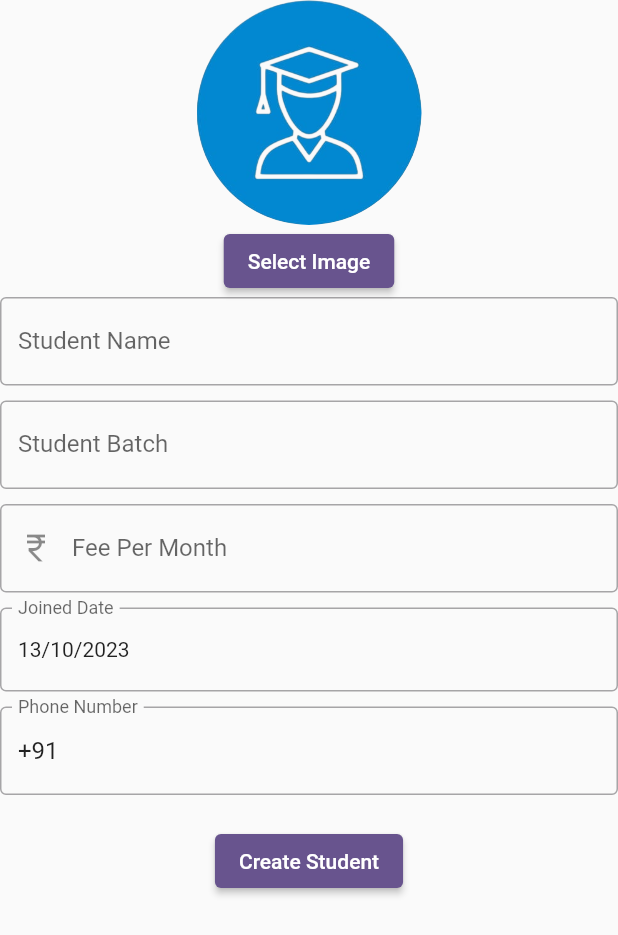
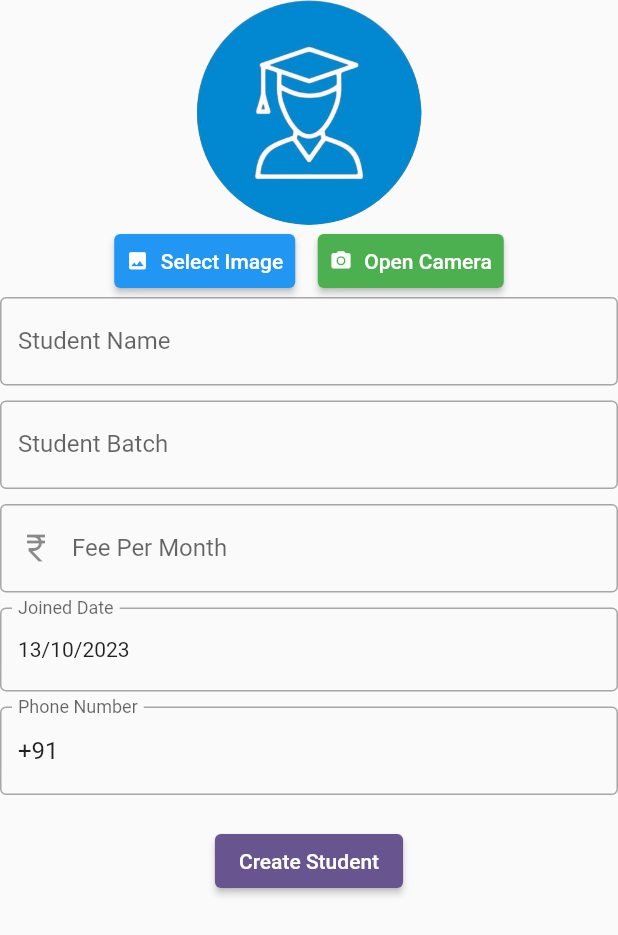
Before and after one commit to rk126356/student_manager_app_dev_flutter, a Flutter app: the CreateStudentForm widget shown alone on an empty page, opened directly, on a phone screen of 412 x 824 dp. Shown: the top 935 px of the screen. Run offline on Flutter 3.47's test engine with Material 2 defaults, Android fonts, the phone set to English and light mode, and no system bars; our stand-ins replace cloud_firestore, cloud_functions, firebase_auth, firebase_core, firebase_storage, google_sign_in and 1 more; accounts and stored records are empty; network calls fail.

Commit message:
added camera

```diff
--- a/lib/screens/students/student_bills_screen.dart
+++ b/lib/screens/students/student_bills_screen.dart
@@ -43,7 +43,7 @@ class _StudentBillsScreenState extends State<StudentBillsScreen> {
 
           if (!snapshot.hasData || snapshot.data!.docs.isEmpty) {
             return const Center(
-                child: Text('No bills available for this date.'));
+                child: Text('No bills available for this student.'));
           }
 
           return ListView.builder(
@@ -80,7 +80,7 @@ class _StudentBillsScreenState extends State<StudentBillsScreen> {
                 child: ListTile(
                   leading: Icon(icon, color: Colors.white),
                   title: Text(
-                    'Amount: $billAmount',
+                    'Amount: ₹$billAmount',
                     style: titleTextStyle,
                   ),
                   subtitle: Text(
--- a/lib/screens/students/student_form_screen.dart
+++ b/lib/screens/students/student_form_screen.dart
@@ -10,7 +10,6 @@ import 'package:provider/provider.dart';
 import 'package:student_manager_app_dev_flutter/providers/user_provider.dart';
 import 'package:uuid/uuid.dart';
 import 'package:image_picker/image_picker.dart';
-import 'package:http/http.dart' as http;
 
 class CreateStudentScreen extends StatelessWidget {
   @override
@@ -50,6 +49,7 @@ class _CreateStudentFormState extends State<CreateStudentForm> {
   File? selectedImageFile;
   String? studentPhoneNumber;
   String selectedCountryCode = '+91';
+  bool isLoading = false;
 
   @override
   void initState() {
@@ -69,6 +69,9 @@ class _CreateStudentFormState extends State<CreateStudentForm> {
     String studentPhoneNumber,
     File? studentImage,
   ) async {
+    setState(() {
+      isLoading = true;
+    });
     final CollectionReference usersCollection =
         FirebaseFirestore.instance.collection('users');
     DocumentReference userDocument = usersCollection.doc(uid);
@@ -84,12 +87,14 @@ class _CreateStudentFormState extends State<CreateStudentForm> {
     final storageReference =
         FirebaseStorage.instance.ref().child('student_images/$studentId.jpg');
 
+    String url = '';
+
     // Upload the image to Firebase Storage
     if (studentImage != null) {
       await storageReference.putFile(studentImage);
+      url = await storageReference.getDownloadURL();
     }
 
-    String url = await storageReference.getDownloadURL();
     Uri originalUri = Uri.parse(url);
 
 // Create a new URI with the scheme, host, and the modified last segment
@@ -121,12 +126,29 @@ class _CreateStudentFormState extends State<CreateStudentForm> {
     });
 
     print('Student data added to Firestore with ID: $studentId');
+
+    setState(() {
+      isLoading = false;
+    });
+    Navigator.pop(context);
   }
 
   Future<void> _pickImage() async {
     final ImagePicker _picker = ImagePicker();
     final XFile? pickedImage =
-        await _picker.pickImage(source: ImageSource.gallery);
+        await _picker.pickImage(source: ImageSource.gallery, imageQuality: 10);
+
+    if (pickedImage != null) {
+      setState(() {
+        selectedImageFile = File(pickedImage.path);
+      });
+    }
+  }
+
+  Future<void> _pickImageCamers() async {
+    final ImagePicker _picker = ImagePicker();
+    final XFile? pickedImage =
+        await _picker.pickImage(source: ImageSource.camera, imageQuality: 10);
 
     if (pickedImage != null) {
       setState(() {
@@ -138,12 +160,7 @@ class _CreateStudentFormState extends State<CreateStudentForm> {
   Widget _buildImagePreview() {
     print(selectedImageFile);
     if (selectedImageFile != null) {
-      return InkWell(
-        onTap: () {
-          _pickImage(); // Call the image picker function
-          _buildImagePreview(); // Display the selected image preview
-        },
-        child: Container(
+      return Container(
         width: 150,
         height: 150,
         decoration: BoxDecoration(
@@ -153,15 +170,9 @@ class _CreateStudentFormState extends State<CreateStudentForm> {
             image: FileImage(selectedImageFile!),
           ),
         ),
-        ),
       );
     } else {
-      return InkWell(
-        onTap: () {
-          _pickImage(); // Call the image picker function
-          _buildImagePreview(); // Display the selected image preview
-        },
-        child: Container(
+      return Container(
         width: 150,
         height: 150,
         decoration: const BoxDecoration(
@@ -169,7 +180,6 @@ class _CreateStudentFormState extends State<CreateStudentForm> {
           image: DecorationImage(
             fit: BoxFit.cover,
             image: AssetImage('assets/images/user.png'),
-            ),
           ),
         ),
       );
@@ -180,17 +190,48 @@ class _CreateStudentFormState extends State<CreateStudentForm> {
   Widget build(BuildContext context) {
     var user = Provider.of<UserProvider>(context, listen: false).userData;
 
+    if (isLoading) {
+      return const Center(
+        child: CircularProgressIndicator(),
+      );
+    }
+
     return Form(
       key: _formKey,
       child: Column(
         children: [
           _buildImagePreview(),
-          ElevatedButton(
+          Row(
+            mainAxisAlignment: MainAxisAlignment.center,
+            children: [
+              ElevatedButton.icon(
                 onPressed: () {
                   _pickImage(); // Call the image picker function
                   _buildImagePreview(); // Display the selected image preview
                 },
-            child: const Text('Select Image'),
+                icon: const Icon(Icons.image, size: 15),
+                label: const Text('Select Image'),
+                style: ElevatedButton.styleFrom(
+                  foregroundColor: Colors.white,
+                  backgroundColor: Colors.blue,
+                  padding: const EdgeInsets.all(8),
+                ),
+              ),
+              const SizedBox(width: 15),
+              ElevatedButton.icon(
+                onPressed: () {
+                  _pickImageCamers(); // Call the image picker function
+                  _buildImagePreview(); // Display the selected image preview
+                },
+                icon: const Icon(Icons.camera_alt, size: 15),
+                label: const Text('Open Camera'),
+                style: ElevatedButton.styleFrom(
+                  foregroundColor: Colors.white,
+                  backgroundColor: Colors.green,
+                  padding: const EdgeInsets.all(8),
+                ),
+              ),
+            ],
           ),
           TextFormField(
             decoration: const InputDecoration(
@@ -293,7 +334,6 @@ class _CreateStudentFormState extends State<CreateStudentForm> {
                   studentPhoneNumber!,
                   selectedImageFile,
                 );
-                Navigator.pop(context);
               }
             },
             child: const Text('Create Student'),
```
Also changed, not shown: lib/screens/batches/inside_batches_screen.dart (+29 -15 lines), lib/screens/batches_page.dart (+67 -1 lines), lib/screens/reports_page.dart (+13 -1 lines), lib/screens/search_screen.dart (+7 -0 lines), lib/screens/students/edit_student_screen.dart (+96 -76 lines). Lines whose indentation alone changed are shown as unchanged.
